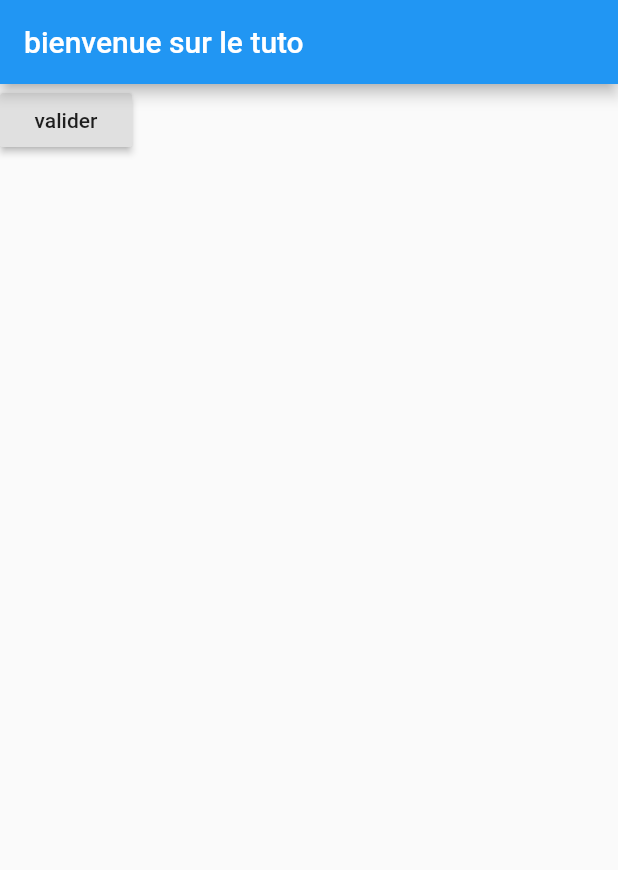
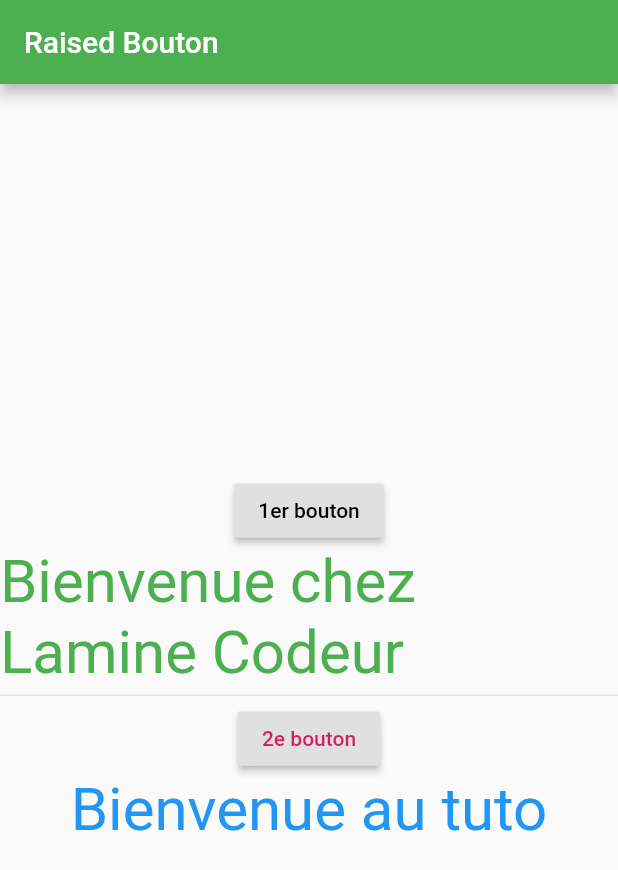
Before and after one commit to lamine785260388/fluttettuto, a Flutter app: the screen it shows after launch, on a phone screen of 412 x 824 dp. Shown: the top 870 px of the screen. Run offline on Flutter 3.47's test engine with Material 2 defaults, Android fonts, the phone set to English and light mode, and no system bars.

Commit message:
raised bouton

```diff
--- a/lib/main.dart
+++ b/lib/main.dart
@@ -13,44 +13,102 @@ class MyApp extends StatelessWidget {
     return MaterialApp(
       title: 'Flutter Demo',
       theme: ThemeData(
-        primarySwatch: Colors.blue,
+        primarySwatch: Colors.green,
       ),
-      home: soir(),
+      home: Homepage(),
     );
   }
 }
 
-class soir extends StatefulWidget {
-  const soir({Key? key}) : super(key: key);
+// class soir extends StatefulWidget {//statefull
+//   const soir({Key? key}) : super(key: key);
+
+//   @override
+//   State<soir> createState() => _soirState();
+// }
+
+// class _soirState extends State<soir> {
+//   var information = "Lamine Traore";
+//   @override
+//   void initState() {
+//     // TODO: implement initState
+
+//     information = "bienvenue sur le tuto";
+//   }
+
+//   @override
+//   Widget build(BuildContext context) {
+//     return Scaffold(
+//       appBar: AppBar(
+//         title: Text(information),
+//       ),
+//       body: RaisedButton(
+//         child: Text('valider'),
+//         onPressed: () {
+//           print('validation ok');
+//           setState(() {
+//             information = "change title 2f";
+//           });
+//         },
+//       ),
+//     );
+//   }
+// }
+
+class Homepage extends StatefulWidget {
+  const Homepage({Key? key}) : super(key: key);
 
   @override
-  State<soir> createState() => _soirState();
+  State<Homepage> createState() => _HomepageState();
 }
 
-class _soirState extends State<soir> {
-  var information = "Lamine Traore";
-  @override
-  void initState() {
-    // TODO: implement initState
+class _HomepageState extends State<Homepage> {
+  var value = "Bienvenue chez Lamine Codeur";
+  String value1 = "Bienvenue au tuto";
+  void onclick() {
+    setState(() {
+      value = "cava djili comment tu vas";
+    });
+  }
 
-    information = "bienvenue sur le tuto";
+  void onclick2(String value2) {
+    setState(() {
+      print("cliquer");
+      value1 = value2;
+    });
   }
 
   @override
   Widget build(BuildContext context) {
+    var information = "zgz";
     return Scaffold(
       appBar: AppBar(
-        title: Text(information),
+        title: Text("Raised Bouton"),
       ),
-      body: RaisedButton(
-        child: Text('valider'),
-        onPressed: () {
-          print('validation ok');
-          setState(() {
-            information = "change title 2f";
-          });
-        },
-      ),
+      body: Column(
+          mainAxisAlignment: MainAxisAlignment.center,
+          children: <Widget>[
+            RaisedButton(
+              child: Text(
+                "1er bouton",
+                style: TextStyle(color: Colors.black),
+              ),
+              onPressed: () => onclick(),
+            ),
+            Text(value, style: TextStyle(color: Colors.green, fontSize: 40)),
+            Divider(
+              height: 10,
+            ),
+            RaisedButton(
+                child: Text(
+                  "2e bouton",
+                  style: TextStyle(color: Colors.pink[600]),
+                ),
+                onPressed: () => onclick2("tutoriel pour les debutant")),
+            Text(value1,
+                style: TextStyle(
+                    color: Colors.blue, fontSize: 40)), //ecrire un text
+          ]),
     );
   }
 }
```
